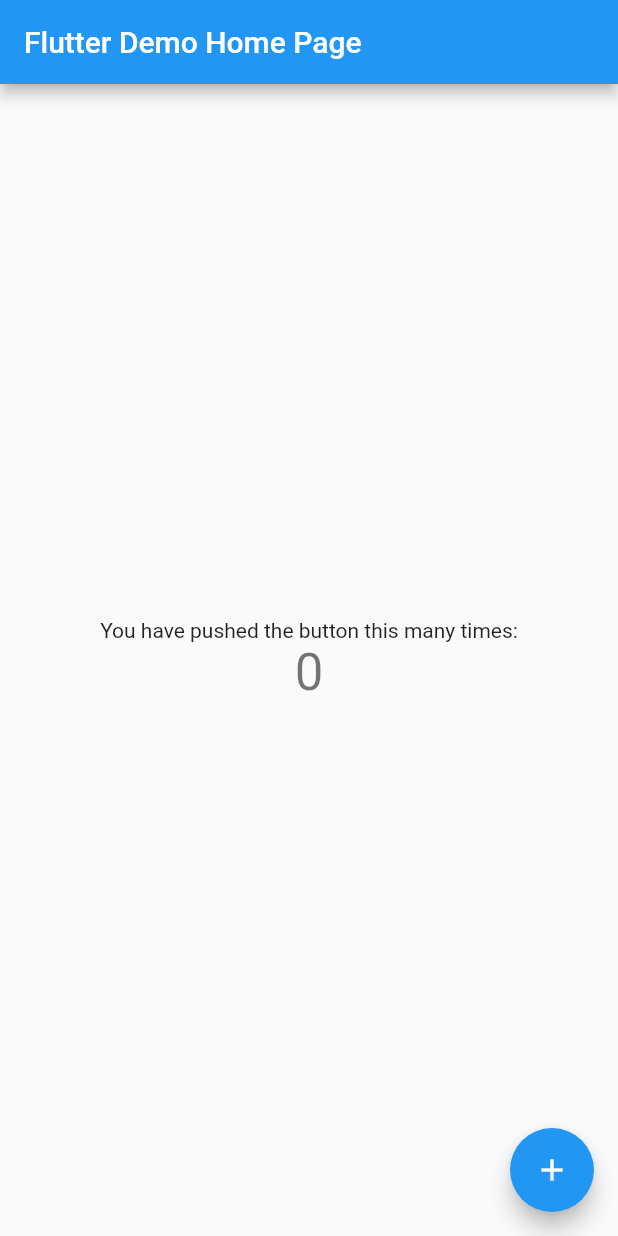
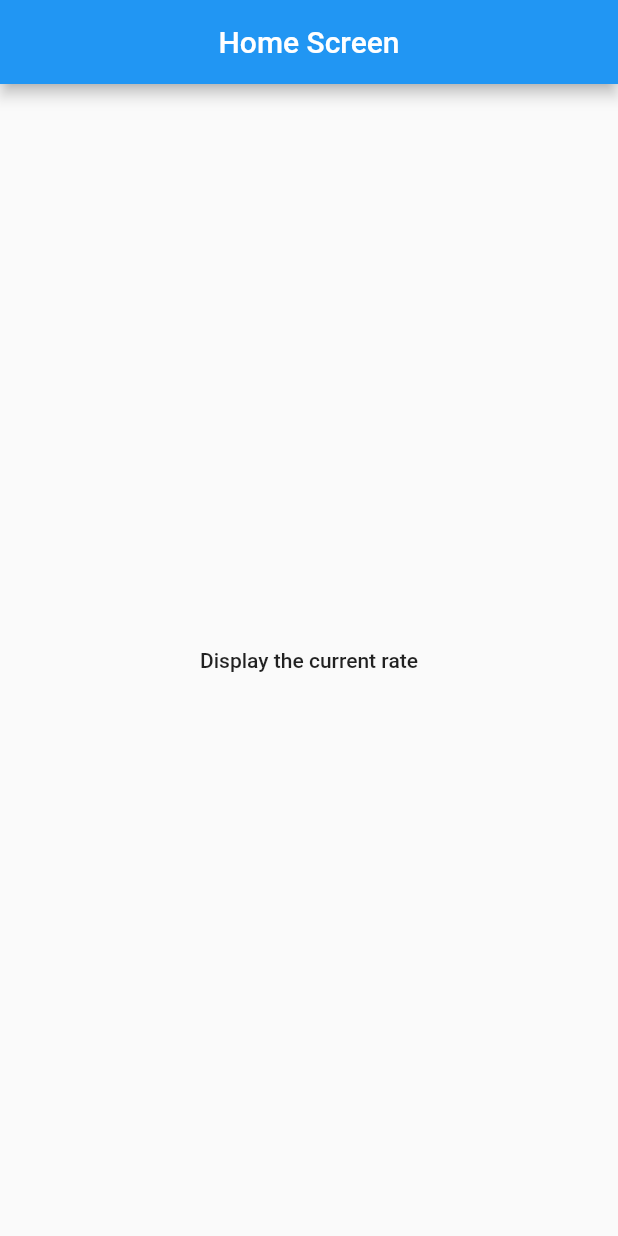
Before and after one commit to Anonymous747/CurrencyWallet, a Flutter app: the screen it shows after launch, on a phone screen of 412 x 824 dp. Run offline on Flutter 3.47's test engine with Material 2 defaults, Android fonts, the phone set to English and light mode, and no system bars; our stand-ins replace freezed_annotation.

Commit message:
home_and_part_of_wallet_screens

```diff
--- a/currency_wallet/lib/main.dart
+++ b/currency_wallet/lib/main.dart
@@ -1,3 +1,5 @@
+import 'package:currency_wallet/screens/index.dart';
+import 'package:currency_wallet/source/constants.dart';
 import 'package:flutter/material.dart';
 
 void main() {
@@ -5,109 +7,18 @@
 }
 
 class MyApp extends StatelessWidget {
-  // This widget is the root of your application.
   @override
   Widget build(BuildContext context) {
     return MaterialApp(
-      title: 'Flutter Demo',
+      title: 'Currency Wallet',
       theme: ThemeData(
-        // This is the theme of your application.
-        //
-        // Try running your application with "flutter run". You'll see the
-        // application has a blue toolbar. Then, without quitting the app, try
-        // changing the primarySwatch below to Colors.green and then invoke
-        // "hot reload" (press "r" in the console where you ran "flutter run",
-        // or simply save your changes to "hot reload" in a Flutter IDE).
-        // Notice that the counter didn't reset back to zero; the application
-        // is not restarted.
         primarySwatch: Colors.blue,
       ),
-      home: MyHomePage(title: 'Flutter Demo Home Page'),
+      initialRoute: kHomeScreenRouteName,
+      routes: {
+        kHomeScreenRouteName: (_) => HomeScreen(),
+        kWalletScreenRouteName: (_) => WalletScreen(),
+      },
     );
   }
 }
-
-class MyHomePage extends StatefulWidget {
-  MyHomePage({Key? key, required this.title}) : super(key: key);
-
-  // This widget is the home page of your application. It is stateful, meaning
-  // that it has a State object (defined below) that contains fields that affect
-  // how it looks.
-
-  // This class is the configuration for the state. It holds the values (in this
-  // case the title) provided by the parent (in this case the App widget) and
-  // used by the build method of the State. Fields in a Widget subclass are
-  // always marked "final".
-
-  final String title;
-
-  @override
-  _MyHomePageState createState() => _MyHomePageState();
-}
-
-class _MyHomePageState extends State<MyHomePage> {
-  int _counter = 0;
-
-  void _incrementCounter() {
-    setState(() {
-      // This call to setState tells the Flutter framework that something has
-      // changed in this State, which causes it to rerun the build method below
-      // so that the display can reflect the updated values. If we changed
-      // _counter without calling setState(), then the build method would not be
-      // called again, and so nothing would appear to happen.
-      _counter++;
-    });
-  }
-
-  @override
-  Widget build(BuildContext context) {
-    // This method is rerun every time setState is called, for instance as done
-    // by the _incrementCounter method above.
-    //
-    // The Flutter framework has been optimized to make rerunning build methods
-    // fast, so that you can just rebuild anything that needs updating rather
-    // than having to individually change instances of widgets.
-    return Scaffold(
-      appBar: AppBar(
-        // Here we take the value from the MyHomePage object that was created by
-        // the App.build method, and use it to set our appbar title.
-        title: Text(widget.title),
-      ),
-      body: Center(
-        // Center is a layout widget. It takes a single child and positions it
-        // in the middle of the parent.
-        child: Column(
-          // Column is also a layout widget. It takes a list of children and
-          // arranges them vertically. By default, it sizes itself to fit its
-          // children horizontally, and tries to be as tall as its parent.
-          //
-          // Invoke "debug painting" (press "p" in the console, choose the
-          // "Toggle Debug Paint" action from the Flutter Inspector in Android
-          // Studio, or the "Toggle Debug Paint" command in Visual Studio Code)
-          // to see the wireframe for each widget.
-          //
-          // Column has various properties to control how it sizes itself and
-          // how it positions its children. Here we use mainAxisAlignment to
-          // center the children vertically; the main axis here is the vertical
-          // axis because Columns are vertical (the cross axis would be
-          // horizontal).
-          mainAxisAlignment: MainAxisAlignment.center,
-          children: <Widget>[
-            Text(
-              'You have pushed the button this many times:',
-            ),
-            Text(
-              '$_counter',
-              style: Theme.of(context).textTheme.headline4,
-            ),
-          ],
-        ),
-      ),
-      floatingActionButton: FloatingActionButton(
-        onPressed: _incrementCounter,
-        tooltip: 'Increment',
-        child: Icon(Icons.add),
-      ), // This trailing comma makes auto-formatting nicer for build methods.
-    );
-  }
-}
--- /dev/null
+++ b/currency_wallet/lib/screens/home_screen.dart
@@ -0,0 +1,22 @@
+import 'package:currency_wallet/source/constants.dart';
+import 'package:flutter/material.dart';
+
+class HomeScreen extends StatelessWidget {
+  @override
+  Widget build(BuildContext context) {
+    return Scaffold(
+      appBar: AppBar(
+        title: Text('Home Screen'),
+        centerTitle: true,
+      ),
+      body: Center(
+        child: MaterialButton(
+          child: Text('Display the current rate'),
+          onPressed: () {
+            Navigator.pushNamed(context, kWalletScreenRouteName);
+          },
+        ),
+      ),
+    );
+  }
+}
--- /dev/null
+++ b/currency_wallet/lib/screens/index.dart
@@ -0,0 +1,2 @@
+export 'home_screen.dart';
+export 'wallet_screen.dart';
--- /dev/null
+++ b/currency_wallet/lib/source/constants.dart
@@ -0,0 +1,2 @@
+const kHomeScreenRouteName = '/';
+const kWalletScreenRouteName = '/ws';
```
Also changed, not shown: currency_wallet/lib/models/currency_model.dart (added, +13 -0 lines), currency_wallet/lib/screens/wallet_screen.dart (added, +96 -0 lines), currency_wallet/pubspec.yaml (+7 -0 lines), currency_wallet/lib/models/currency_model.freezed.dart (added), 2 other files.
